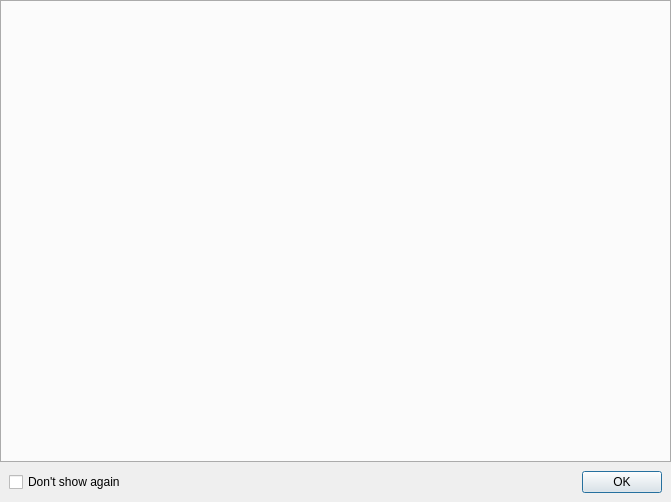
Before: the Qt Designer form ui/SplashScreen.ui in traveltime-dev/traveltime-platform-qgis-plugin, drawn with Qt 5.
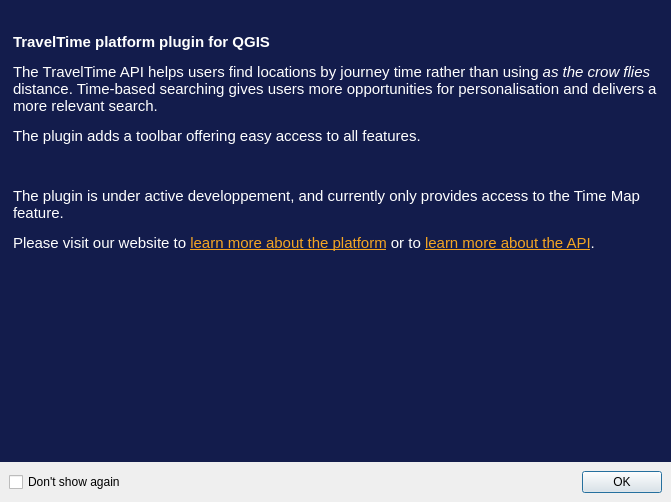
After: the same form once the commit is applied. Icons and pictures are not drawn.

Commit message: [help] doc is now online (todo : change url once it's actually online)

```diff
--- a/ui/SplashScreen.ui
+++ b/ui/SplashScreen.ui
@@ -13,7 +13,7 @@
   <property name="windowTitle">
    <string>TravelTime platform</string>
   </property>
-  <layout class="QVBoxLayout" name="verticalLayout">
+  <layout class="QVBoxLayout" name="verticalLayout_2">
    <property name="spacing">
     <number>0</number>
    </property>
@@ -30,22 +30,44 @@
     <number>0</number>
    </property>
    <item>
-    <widget class="QTabWidget" name="tabWidget">
+    <widget class="QWidget" name="widget_2" native="true">
      <property name="styleSheet">
-      <string notr="true">QTabWidget::pane { border: 0; background-color: rgba(19,28,76)}; </string>
+      <string notr="true">background-color: rgba(19,28,76);</string>
      </property>
-     <property name="tabPosition">
-      <enum>QTabWidget::South</enum>
-     </property>
-     <property name="tabShape">
-      <enum>QTabWidget::Rounded</enum>
-     </property>
-     <property name="currentIndex">
-      <number>-1</number>
-     </property>
-     <property name="usesScrollButtons">
-      <bool>false</bool>
-     </property>
+     <layout class="QVBoxLayout" name="verticalLayout">
+      <item>
+       <widget class="QLabel" name="label_3">
+        <property name="text">
+         <string/>
+        </property>
+        <property name="pixmap">
+         <pixmap>../resources/ttp_banner.svg</pixmap>
+        </property>
+       </widget>
+      </item>
+      <item>
+       <widget class="QTextBrowser" name="textBrowser">
+        <property name="frameShape">
+         <enum>QFrame::NoFrame</enum>
+        </property>
+        <property name="lineWidth">
+         <number>0</number>
+        </property>
+        <property name="html">
+         <string>&lt;!DOCTYPE HTML PUBLIC &quot;-//W3C//DTD HTML 4.0//EN&quot; &quot;http://www.w3.org/TR/REC-html40/strict.dtd&quot;&gt;
+&lt;html&gt;&lt;head&gt;&lt;meta name=&quot;qrichtext&quot; content=&quot;1&quot; /&gt;&lt;style type=&quot;text/css&quot;&gt;
+p, li { white-space: pre-wrap; }
+&lt;/style&gt;&lt;/head&gt;&lt;body style=&quot; font-family:'MS Shell Dlg 2'; font-size:8.25pt; font-weight:400; font-style:normal;&quot;&gt;
+&lt;p style=&quot; margin-top:16px; margin-bottom:12px; margin-left:0px; margin-right:0px; -qt-block-indent:0; text-indent:0px;&quot;&gt;&lt;span style=&quot; font-family:'sans-serif'; font-size:11pt; font-weight:600; color:#ffffff;&quot;&gt;TravelTime platform plugin for QGIS&lt;/span&gt;&lt;span style=&quot; font-family:'sans-serif'; font-size:11pt; color:#ffffff;&quot;&gt; &lt;/span&gt;&lt;/p&gt;
+&lt;p style=&quot; margin-top:12px; margin-bottom:12px; margin-left:0px; margin-right:0px; -qt-block-indent:0; text-indent:0px;&quot;&gt;&lt;span style=&quot; font-family:'sans-serif'; font-size:11pt; color:#ffffff;&quot;&gt;The TravelTime API helps users find locations by journey time rather than using &lt;/span&gt;&lt;span style=&quot; font-family:'sans-serif'; font-size:11pt; font-style:italic; color:#ffffff;&quot;&gt;as the crow flies&lt;/span&gt;&lt;span style=&quot; font-family:'sans-serif'; font-size:11pt; color:#ffffff;&quot;&gt; distance. Time-based searching gives users more opportunities for personalisation and delivers a more relevant search. &lt;/span&gt;&lt;/p&gt;
+&lt;p style=&quot; margin-top:12px; margin-bottom:12px; margin-left:0px; margin-right:0px; -qt-block-indent:0; text-indent:0px;&quot;&gt;&lt;span style=&quot; font-family:'sans-serif'; font-size:11pt; color:#ffffff;&quot;&gt;The plugin adds a toolbar offering easy access to all features. &lt;/span&gt;&lt;/p&gt;
+&lt;p style=&quot; margin-top:12px; margin-bottom:12px; margin-left:0px; margin-right:0px; -qt-block-indent:0; text-indent:0px;&quot;&gt;&lt;img src=&quot;toolbar.png&quot; /&gt;&lt;span style=&quot; font-family:'sans-serif'; font-size:11pt; color:#ffffff;&quot;&gt; &lt;/span&gt;&lt;/p&gt;
+&lt;p style=&quot; margin-top:12px; margin-bottom:12px; margin-left:0px; margin-right:0px; -qt-block-indent:0; text-indent:0px;&quot;&gt;&lt;span style=&quot; font-family:'sans-serif'; font-size:11pt; color:#ffffff;&quot;&gt;The plugin is under active developpement, and currently only provides access to the Time Map feature. &lt;/span&gt;&lt;/p&gt;
+&lt;p style=&quot; margin-top:12px; margin-bottom:12px; margin-left:0px; margin-right:0px; -qt-block-indent:0; text-indent:0px;&quot;&gt;&lt;span style=&quot; font-family:'sans-serif'; font-size:11pt; color:#ffffff;&quot;&gt;Please visit our website to &lt;/span&gt;&lt;a href=&quot;https://www.traveltimeplatform.com/&quot;&gt;&lt;span style=&quot; font-family:'sans-serif'; font-size:11pt; color:#f5a623;&quot;&gt;learn more about the platform&lt;/span&gt;&lt;/a&gt;&lt;span style=&quot; font-family:'sans-serif'; font-size:11pt; color:#ffffff;&quot;&gt; or to &lt;/span&gt;&lt;a href=&quot;http://docs.traveltimeplatform.com/overview/introduction&quot;&gt;&lt;span style=&quot; font-family:'sans-serif'; font-size:11pt; color:#f5a623;&quot;&gt;learn more about the API&lt;/span&gt;&lt;/a&gt;&lt;span style=&quot; font-family:'sans-serif'; font-size:11pt; color:#ffffff;&quot;&gt;.&lt;/span&gt;&lt;/p&gt;&lt;/body&gt;&lt;/html&gt;</string>
+        </property>
+       </widget>
+      </item>
+     </layout>
     </widget>
    </item>
    <item>
```
The commit also changes 22 other files.
